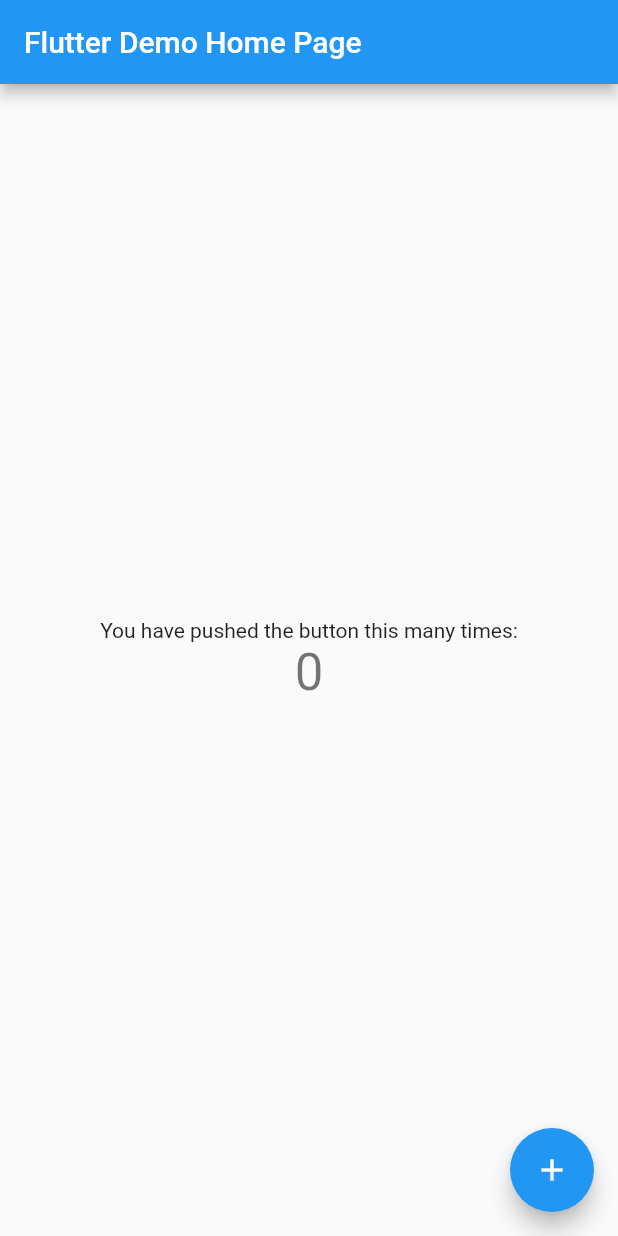
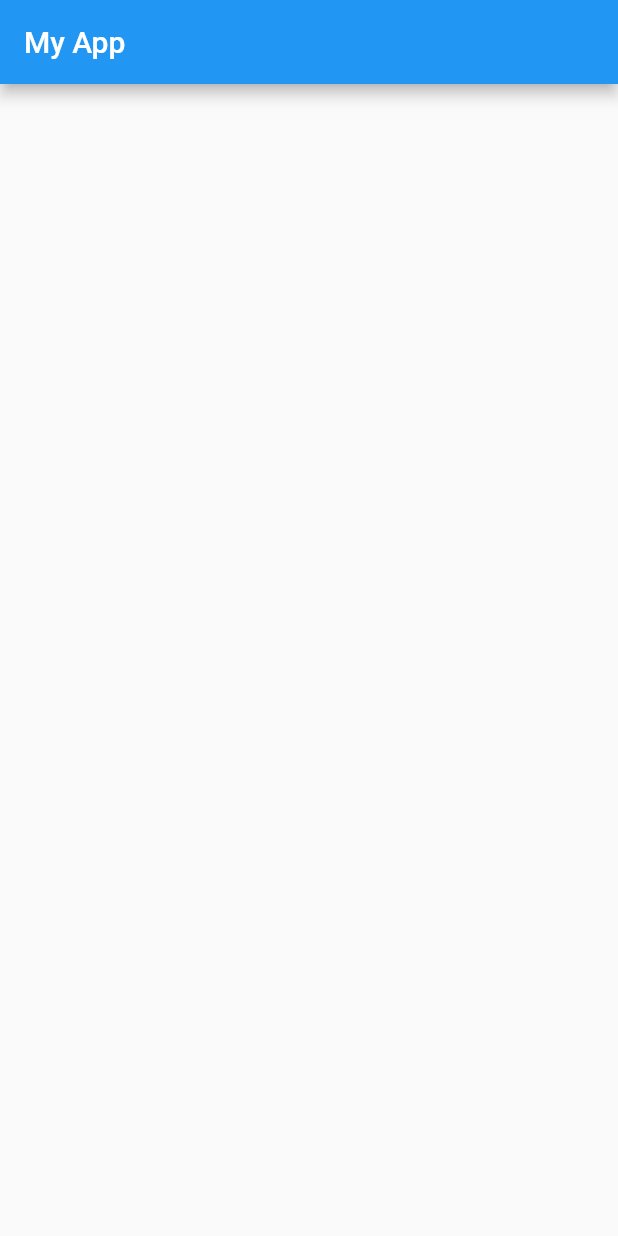
Before and after one commit to devraselhossen/Personal_Expanses_App, a Flutter app: the screen it shows after launch, on a phone screen of 412 x 824 dp. Run offline on Flutter 3.47's test engine with Material 2 defaults, Android fonts, the light colour scheme and no system bars.

Commit message:
first commit

```diff
--- /dev/null
+++ b/lib/home.dart
@@ -0,0 +1,24 @@
+import 'package:flutter/material.dart';
+
+class Home extends StatefulWidget {
+  const Home({ Key? key }) : super(key: key);
+
+  @override
+  State<Home> createState() => _HomeState();
+}
+
+class _HomeState extends State<Home> {
+  @override
+  Widget build(BuildContext context) {
+    return Scaffold(
+      appBar: AppBar(
+        title: Text("My App"),
+      ),
+      body: Column(
+        children: [
+
+        ],
+      ),
+    );
+  }
+}
--- a/lib/main.dart
+++ b/lib/main.dart
@@ -1,3 +1,4 @@
+import 'package:add_product_demo/home.dart';
 import 'package:flutter/material.dart';
 
 void main() {
@@ -5,111 +6,13 @@
 }
 
 class MyApp extends StatelessWidget {
-  const MyApp({Key? key}) : super(key: key);
+  const MyApp({ Key? key }) : super(key: key);
 
-  // This widget is the root of your application.
   @override
   Widget build(BuildContext context) {
     return MaterialApp(
-      title: 'Flutter Demo',
-      theme: ThemeData(
-        // This is the theme of your application.
-        //
-        // Try running your application with "flutter run". You'll see the
-        // application has a blue toolbar. Then, without quitting the app, try
-        // changing the primarySwatch below to Colors.green and then invoke
-        // "hot reload" (press "r" in the console where you ran "flutter run",
-        // or simply save your changes to "hot reload" in a Flutter IDE).
-        // Notice that the counter didn't reset back to zero; the application
-        // is not restarted.
-        primarySwatch: Colors.blue,
-      ),
-      home: const MyHomePage(title: 'Flutter Demo Home Page'),
+      debugShowCheckedModeBanner: false,
+      home: Home(),
     );
   }
 }
-
-class MyHomePage extends StatefulWidget {
-  const MyHomePage({Key? key, required this.title}) : super(key: key);
-
-  // This widget is the home page of your application. It is stateful, meaning
-  // that it has a State object (defined below) that contains fields that affect
-  // how it looks.
-
-  // This class is the configuration for the state. It holds the values (in this
-  // case the title) provided by the parent (in this case the App widget) and
-  // used by the build method of the State. Fields in a Widget subclass are
-  // always marked "final".
-
-  final String title;
-
-  @override
-  State<MyHomePage> createState() => _MyHomePageState();
-}
-
-class _MyHomePageState extends State<MyHomePage> {
-  int _counter = 0;
-
-  void _incrementCounter() {
-    setState(() {
-      // This call to setState tells the Flutter framework that something has
-      // changed in this State, which causes it to rerun the build method below
-      // so that the display can reflect the updated values. If we changed
-      // _counter without calling setState(), then the build method would not be
-      // called again, and so nothing would appear to happen.
-      _counter++;
-    });
-  }
-
-  @override
-  Widget build(BuildContext context) {
-    // This method is rerun every time setState is called, for instance as done
-    // by the _incrementCounter method above.
-    //
-    // The Flutter framework has been optimized to make rerunning build methods
-    // fast, so that you can just rebuild anything that needs updating rather
-    // than having to individually change instances of widgets.
-    return Scaffold(
-      appBar: AppBar(
-        // Here we take the value from the MyHomePage object that was created by
-        // the App.build method, and use it to set our appbar title.
-        title: Text(widget.title),
-      ),
-      body: Center(
-        // Center is a layout widget. It takes a single child and positions it
-        // in the middle of the parent.
-        child: Column(
-          // Column is also a layout widget. It takes a list of children and
-          // arranges them vertically. By default, it sizes itself to fit its
-          // children horizontally, and tries to be as tall as its parent.
-          //
-          // Invoke "debug painting" (press "p" in the console, choose the
-          // "Toggle Debug Paint" action from the Flutter Inspector in Android
-          // Studio, or the "Toggle Debug Paint" command in Visual Studio Code)
-          // to see the wireframe for each widget.
-          //
-          // Column has various properties to control how it sizes itself and
-          // how it positions its children. Here we use mainAxisAlignment to
-          // center the children vertically; the main axis here is the vertical
-          // axis because Columns are vertical (the cross axis would be
-          // horizontal).
-          mainAxisAlignment: MainAxisAlignment.center,
-          children: <Widget>[
-            const Text(
-              'You have pushed the button this many times:',
-            ),
-            Text(
-              '$_counter',
-              style: Theme.of(context).textTheme.headline4,
-            ),
-          ],
-        ),
-      ),
-      floatingActionButton: FloatingActionButton(
-        onPressed: _incrementCounter,
-        tooltip: 'Increment',
-        child: const Icon(Icons.add),
-      ), // This trailing comma makes auto-formatting nicer for build methods.
-    );
-  }
-}
```
